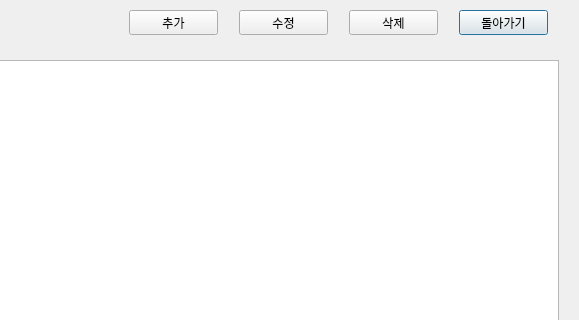
mssung34/Yanolja, file Yanolja_serv/beach.ui: the form before one commit; both pictures show x 421 to 1000 and y 0 to 320 of the 1000 by 550 pixel window.
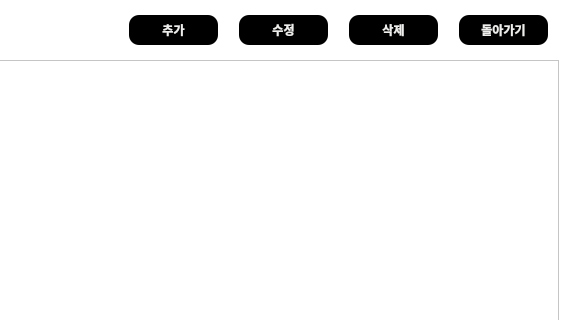
The form after the commit.

What changed in the file:
```diff
--- a/Yanolja_serv/beach.ui
+++ b/Yanolja_serv/beach.ui
@@ -13,6 +13,9 @@
   <property name="windowTitle">
    <string>Dialog</string>
   </property>
+  <property name="styleSheet">
+   <string notr="true">background-color: rgb(255, 255, 255);</string>
+  </property>
   <widget class="QTableWidget" name="list">
    <property name="geometry">
     <rect>
@@ -36,11 +39,30 @@
    <property name="geometry">
     <rect>
      <x>880</x>
-     <y>10</y>
+     <y>15</y>
      <width>89</width>
-     <height>25</height>
+     <height>30</height>
     </rect>
    </property>
+   <property name="font">
+    <font>
+     <family>Sans</family>
+     <weight>75</weight>
+     <bold>true</bold>
+    </font>
+   </property>
+   <property name="styleSheet">
+    <string notr="true">QPushButton{
+	background-color: rgb(0, 0, 0);
+	color: rgb(238, 238, 236);
+    border-radius: 10px;
+}
+QPushButton:hover{
+	background-color: rgb(255, 255, 255);
+	color: rgb(0, 0, 0);
+    border-radius: 10px;
+}</string>
+   </property>
    <property name="text">
     <string>돌아가기</string>
    </property>
@@ -49,11 +71,30 @@
    <property name="geometry">
     <rect>
      <x>770</x>
-     <y>10</y>
+     <y>15</y>
      <width>89</width>
-     <height>25</height>
+     <height>30</height>
     </rect>
    </property>
+   <property name="font">
+    <font>
+     <family>Sans</family>
+     <weight>75</weight>
+     <bold>true</bold>
+    </font>
+   </property>
+   <property name="styleSheet">
+    <string notr="true">QPushButton{
+	background-color: rgb(0, 0, 0);
+	color: rgb(238, 238, 236);
+    border-radius: 10px;
+}
+QPushButton:hover{
+	background-color: rgb(255, 255, 255);
+	color: rgb(0, 0, 0);
+    border-radius: 10px;
+}</string>
+   </property>
    <property name="text">
     <string>삭제</string>
    </property>
@@ -62,11 +103,30 @@
    <property name="geometry">
     <rect>
      <x>660</x>
-     <y>10</y>
+     <y>15</y>
      <width>89</width>
-     <height>25</height>
+     <height>30</height>
     </rect>
    </property>
+   <property name="font">
+    <font>
+     <family>Sans</family>
+     <weight>75</weight>
+     <bold>true</bold>
+    </font>
+   </property>
+   <property name="styleSheet">
+    <string notr="true">QPushButton{
+	background-color: rgb(0, 0, 0);
+	color: rgb(238, 238, 236);
+    border-radius: 10px;
+}
+QPushButton:hover{
+	background-color: rgb(255, 255, 255);
+	color: rgb(0, 0, 0);
+    border-radius: 10px;
+}</string>
+   </property>
    <property name="text">
     <string>수정</string>
    </property>
@@ -75,11 +135,30 @@
    <property name="geometry">
     <rect>
      <x>550</x>
-     <y>10</y>
+     <y>15</y>
      <width>89</width>
-     <height>25</height>
+     <height>30</height>
     </rect>
    </property>
+   <property name="font">
+    <font>
+     <family>Sans</family>
+     <weight>75</weight>
+     <bold>true</bold>
+    </font>
+   </property>
+   <property name="styleSheet">
+    <string notr="true">QPushButton{
+	background-color: rgb(0, 0, 0);
+	color: rgb(238, 238, 236);
+    border-radius: 10px;
+}
+QPushButton:hover{
+	background-color: rgb(255, 255, 255);
+	color: rgb(0, 0, 0);
+    border-radius: 10px;
+}</string>
+   </property>
    <property name="text">
     <string>추가</string>
    </property>
```
